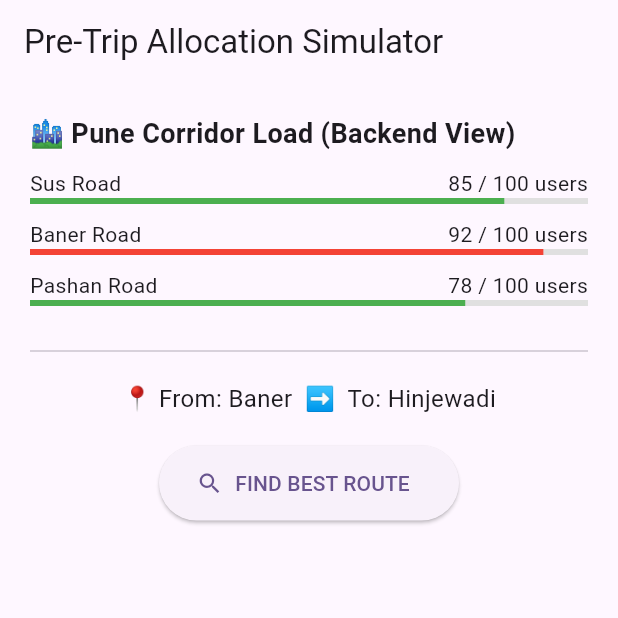
After one commit to Harshad4387/Navomesh, a Flutter app: the RouteSimulationPage screen opened directly, on a phone screen of 412 x 824 dp, the top half of it. The commit adds this screen. Run offline on Flutter 3.47's test engine with Material 3 defaults, Android fonts, the phone set to English and light mode, and no system bars; our stand-ins replace cloud_firestore, firebase_core, firebase_database, flutter_blue_plus, flutter_typeahead, geolocator and 4 more; missing offline and left inert: flutter_polyline_points; accounts and stored records are empty.

Commit message:
improving ui/ux

```diff
--- /dev/null
+++ b/commuteiq/lib/Re_routing/simulation.dart
@@ -0,0 +1,165 @@
+import 'package:flutter/material.dart';
+import 'dart:math';
+
+void main() {
+  runApp(const MaterialApp(home: RouteSimulationPage()));
+}
+
+class RouteSimulationPage extends StatefulWidget {
+  const RouteSimulationPage({super.key});
+
+  @override
+  State<RouteSimulationPage> createState() => _RouteSimulationPageState();
+}
+
+class _RouteSimulationPageState extends State<RouteSimulationPage> {
+  // 📊 Simulated Backend State: Tracking current "load" on each road
+  // In a real app, these values would come from Firestore
+  Map<String, int> roadLoad = {
+    "Sus Road": 85,    // Current users assigned
+    "Baner Road": 92,
+    "Pashan Road": 78,
+  };
+
+  final int maxCapacityPerRoad = 100; // Threshold before a road is "Full"
+
+  String? assignedRoute;
+  int? estimatedTime;
+  bool isCalculating = false;
+
+  void simulateAllocation() async {
+    setState(() {
+      isCalculating = true;
+      assignedRoute = null;
+    });
+
+    // Simulate network delay for "Deep Optimization"
+    await Future.delayed(const Duration(seconds: 2));
+
+    // 🧠 COLLECTIVE ALLOCATION LOGIC:
+    // Find the road with the lowest current load (Nash Equilibrium approach)
+    String bestRoad = roadLoad.keys.first;
+    int minLoad = roadLoad[bestRoad]!;
+
+    roadLoad.forEach((road, load) {
+      if (load < minLoad) {
+        minLoad = load;
+        bestRoad = road;
+      }
+    });
+
+    setState(() {
+      assignedRoute = bestRoad;
+      // Base time + a small penalty for current load
+      estimatedTime = 40 + (roadLoad[bestRoad]! ~/ 5);
+
+      // Update the "Backend" - simulate assigning this user
+      roadLoad[bestRoad] = roadLoad[bestRoad]! + 1;
+      isCalculating = false;
+    });
+  }
+
+  @override
+  Widget build(BuildContext context) {
+    return Scaffold(
+      appBar: AppBar(title: const Text("Pre-Trip Allocation Simulator")),
+      body: Padding(
+        padding: const EdgeInsets.all(20.0),
+        child: Column(
+          crossAxisAlignment: CrossAxisAlignment.start,
+          children: [
+            const Text("🏙️ Pune Corridor Load (Backend View)",
+              style: TextStyle(fontWeight: FontWeight.bold, fontSize: 18)),
+            const SizedBox(height: 10),
+
+            // Visualizing the Road Loads
+            ...roadLoad.entries.map((entry) => Column(
+              children: [
+                Row(
+                  mainAxisAlignment: MainAxisAlignment.spaceBetween,
+                  children: [
+                    Text(entry.key),
+                    Text("${entry.value} / $maxCapacityPerRoad users"),
+                  ],
+                ),
+                LinearProgressIndicator(
+                  value: entry.value / maxCapacityPerRoad,
+                  color: entry.value > 90 ? Colors.red : Colors.green,
+                  backgroundColor: Colors.grey[300],
+                ),
+                const SizedBox(height: 10),
+              ],
+            )),
+
+            const Divider(height: 40),
+
+            // User Interface
+            Center(
+              child: Column(
+                children: [
+                  const Text("📍 From: Baner  ➡️  To: Hinjewadi",
+                    style: TextStyle(fontSize: 16)),
+                  const SizedBox(height: 20),
+
+                  if (isCalculating)
+                    const Column(
+                      children: [
+                        CircularProgressIndicator(),
+                        SizedBox(height: 10),
+                        Text("Optimizing route for collective flow..."),
+                      ],
+                    )
+                  else if (assignedRoute != null)
+                    _buildRouteCard()
+                  else
+                    ElevatedButton.icon(
+                      onPressed: simulateAllocation,
+                      icon: const Icon(Icons.search),
+                      label: const Text("FIND BEST ROUTE"),
+                      style: ElevatedButton.styleFrom(minimumSize: const Size(200, 50)),
+                    ),
+                ],
+              ),
+            ),
+          ],
+        ),
+      ),
+    );
+  }
+
+  Widget _buildRouteCard() {
+    return Card(
+      color: Colors.green[50],
+      elevation: 4,
+      shape: RoundedRectangleBorder(borderRadius: BorderRadius.circular(15)),
+      child: Padding(
+        padding: const EdgeInsets.all(16.0),
+        child: Column(
+          children: [
+            Row(
+              children: [
+                const Icon(Icons.verified, color: Colors.green),
+                const SizedBox(width: 10),
+                Text("Fastest Route: $assignedRoute",
+                  style: const TextStyle(fontWeight: FontWeight.bold, fontSize: 18)),
+              ],
+            ),
+            const SizedBox(height: 10),
+            Text("⏱️ Estimated Time: $estimatedTime mins", style: const TextStyle(fontSize: 16)),
+            const Text("🚦 Traffic: Distributed & Moderate", style: TextStyle(color: Colors.grey)),
+            const SizedBox(height: 15),
+            ElevatedButton(
+              onPressed: () {
+                setState(() => assignedRoute = null); // Reset for next simulation
+              },
+              child: const Text("START NAVIGATION"),
+            ),
+            const SizedBox(height: 5),
+            const Text("⚡ Smart Flow balancing active for this trip",
+              style: TextStyle(fontSize: 10, fontStyle: FontStyle.italic)),
+          ],
+        ),
+      ),
+    );
+  }
+}
--- a/commuteiq/lib/amubulance_feature/add_emergency.dart
+++ b/commuteiq/lib/amubulance_feature/add_emergency.dart
@@ -13,7 +13,7 @@ class AmbulanceEmergencyScreen extends StatefulWidget {
 }
 
 class _AmbulanceEmergencyScreenState extends State<AmbulanceEmergencyScreen> {
-  final String _apiKey = "YOUR_GOOGLE_MAPS_API_KEY";
+  final String _apiKey = "AIzaSyA3vnLO1Ajwovs_I2IjAuDqEGMPeMpTBxc";
   final _sessionToken = const Uuid().v4();
   final DatabaseReference _dbRef = FirebaseDatabase.instance.ref();
 
--- a/commuteiq/pubspec.yaml
+++ b/commuteiq/pubspec.yaml
@@ -38,6 +38,7 @@ dependencies:
   http: ^1.2.0
   flutter_blue_plus: ^1.31.0
   permission_handler: ^11.3.0
+  flutter_polyline_points: ^2.0.0
 
 
   # The following adds the Cupertino Icons font to your application.
```
Also changed, not shown: commuteiq/lib/Congestion_feature/congestion.dart (added, +265 -0 lines), commuteiq/lib/Widget/app_drawer.dart (+17 -2 lines), commuteiq/pubspec.lock.
